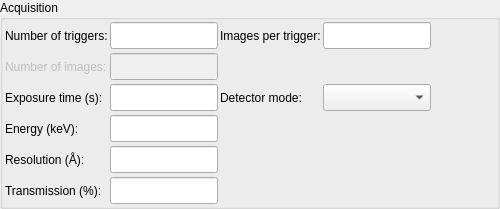
Qt form gui/ui_files/acquisition_widget_vertical_still_layout.ui (mxcube/mxcubeqt) before a commit.
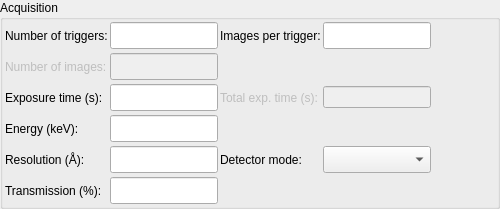
The same form after that commit.

The edit to the form file:
```diff
--- a/gui/ui_files/acquisition_widget_vertical_still_layout.ui
+++ b/gui/ui_files/acquisition_widget_vertical_still_layout.ui
@@ -237,59 +237,6 @@
           </property>
          </widget>
         </item>
-        <item row="2" column="3">
-         <widget class="QLabel" name="detector_roi_mode_label">
-          <property name="enabled">
-           <bool>true</bool>
-          </property>
-          <property name="sizePolicy">
-           <sizepolicy hsizetype="Fixed" vsizetype="Preferred">
-            <horstretch>0</horstretch>
-            <verstretch>0</verstretch>
-           </sizepolicy>
-          </property>
-          <property name="minimumSize">
-           <size>
-            <width>0</width>
-            <height>27</height>
-           </size>
-          </property>
-          <property name="maximumSize">
-           <size>
-            <width>1200</width>
-            <height>27</height>
-           </size>
-          </property>
-          <property name="text">
-           <string>Detector mode:</string>
-          </property>
-          <property name="wordWrap">
-           <bool>false</bool>
-          </property>
-         </widget>
-        </item>
-        <item row="2" column="4">
-         <widget class="QComboBox" name="detector_roi_mode_combo">
-          <property name="enabled">
-           <bool>true</bool>
-          </property>
-          <property name="minimumSize">
-           <size>
-            <width>50</width>
-            <height>27</height>
-           </size>
-          </property>
-          <property name="maximumSize">
-           <size>
-            <width>120</width>
-            <height>27</height>
-           </size>
-          </property>
-          <property name="toolTip">
-           <string>Select necesaary detector mode</string>
-          </property>
-         </widget>
-        </item>
         <item row="2" column="1">
          <widget class="QLineEdit" name="exp_time_ledit">
           <property name="minimumSize">
@@ -389,6 +336,76 @@
           </property>
          </widget>
         </item>
+        <item row="4" column="3">
+         <widget class="QLabel" name="detector_roi_mode_label">
+          <property name="enabled">
+           <bool>true</bool>
+          </property>
+          <property name="sizePolicy">
+           <sizepolicy hsizetype="Fixed" vsizetype="Preferred">
+            <horstretch>0</horstretch>
+            <verstretch>0</verstretch>
+           </sizepolicy>
+          </property>
+          <property name="minimumSize">
+           <size>
+            <width>0</width>
+            <height>27</height>
+           </size>
+          </property>
+          <property name="maximumSize">
+           <size>
+            <width>1200</width>
+            <height>27</height>
+           </size>
+          </property>
+          <property name="text">
+           <string>Detector mode:</string>
+          </property>
+          <property name="wordWrap">
+           <bool>false</bool>
+          </property>
+         </widget>
+        </item>
+        <item row="4" column="4">
+         <widget class="QComboBox" name="detector_roi_mode_combo">
+          <property name="enabled">
+           <bool>true</bool>
+          </property>
+          <property name="minimumSize">
+           <size>
+            <width>50</width>
+            <height>27</height>
+           </size>
+          </property>
+          <property name="maximumSize">
+           <size>
+            <width>120</width>
+            <height>27</height>
+           </size>
+          </property>
+          <property name="toolTip">
+           <string>Select necesaary detector mode</string>
+          </property>
+         </widget>
+        </item>
+        <item row="2" column="4">
+         <widget class="QLineEdit" name="exp_time_total_ledit">
+          <property name="enabled">
+           <bool>false</bool>
+          </property>
+         </widget>
+        </item>
+        <item row="2" column="3">
+         <widget class="QLabel" name="total_exp_time_label">
+          <property name="enabled">
+           <bool>false</bool>
+          </property>
+          <property name="text">
+           <string>Total exp. time (s):</string>
+          </property>
+         </widget>
+        </item>
        </layout>
       </item>
       <item row="0" column="1">
```
